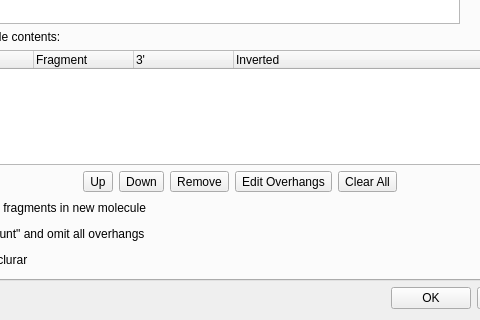
Before: the Qt Designer form src/plugins/enzymes/src/ui/ConstructMoleculeDialog.ui in violethaze74/ugene, drawn with Qt 5; both pictures show x 89 to 569 and y 157 to 477 of the 657 by 477 pixel window.
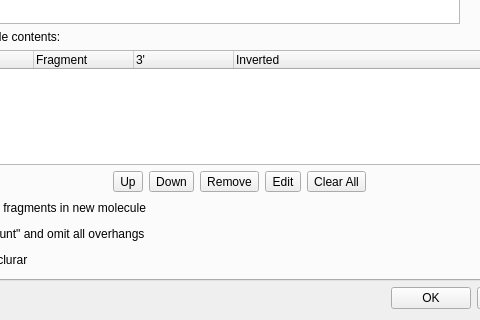
After: the same form once the commit is applied.

Commit message: UGENE-283: implemented new design for "Edit Fragment" dialog

The edit to the form file:
```diff
--- a/src/plugins/enzymes/src/ui/ConstructMoleculeDialog.ui
+++ b/src/plugins/enzymes/src/ui/ConstructMoleculeDialog.ui
@@ -179,7 +179,7 @@
          <item>
           <widget class="QToolButton" name="editFragmentButton">
            <property name="text">
-            <string>Edit Overhangs</string>
+            <string>Edit</string>
            </property>
           </widget>
          </item>
```
The commit also changes 2 other files.
